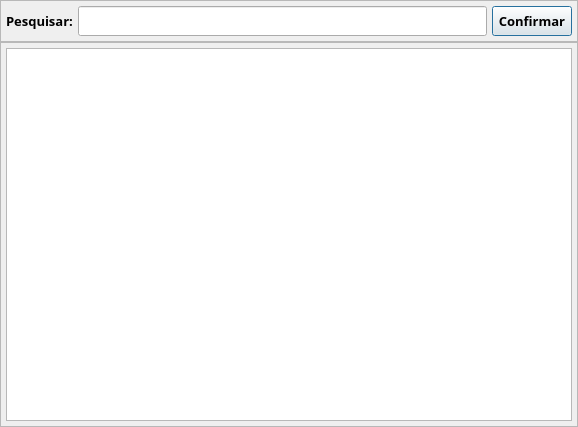
The window that app/views/ui/pesquisa_Ficha_Tecnica.ui (RafaelOmega/Fabrica_2.0) describes before a commit, drawn with Qt 5.
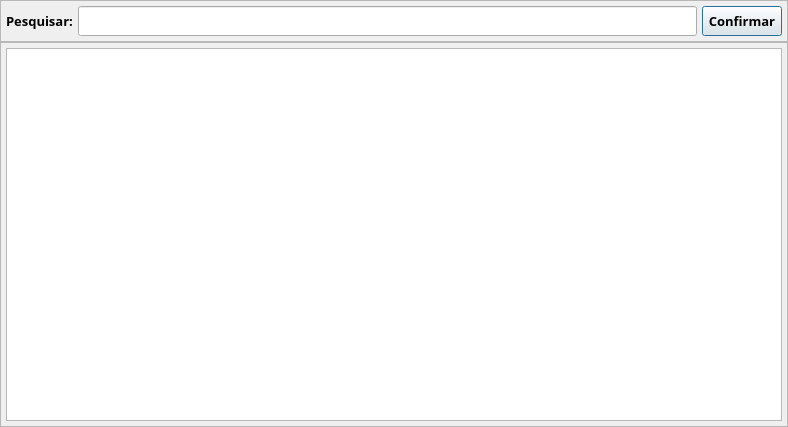
The same window after the commit.

What changed in the file:
```diff
--- a/app/views/ui/pesquisa_Ficha_Tecnica.ui
+++ b/app/views/ui/pesquisa_Ficha_Tecnica.ui
@@ -6,7 +6,7 @@
    <rect>
     <x>0</x>
     <y>0</y>
-    <width>578</width>
+    <width>788</width>
     <height>427</height>
    </rect>
   </property>
```
